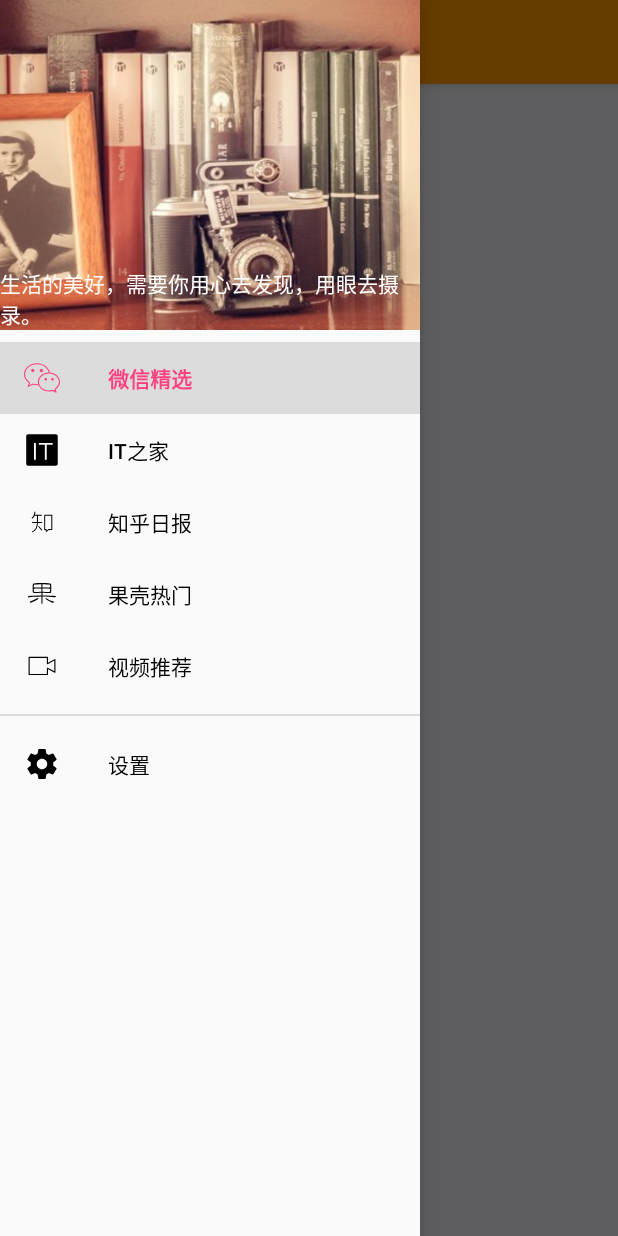
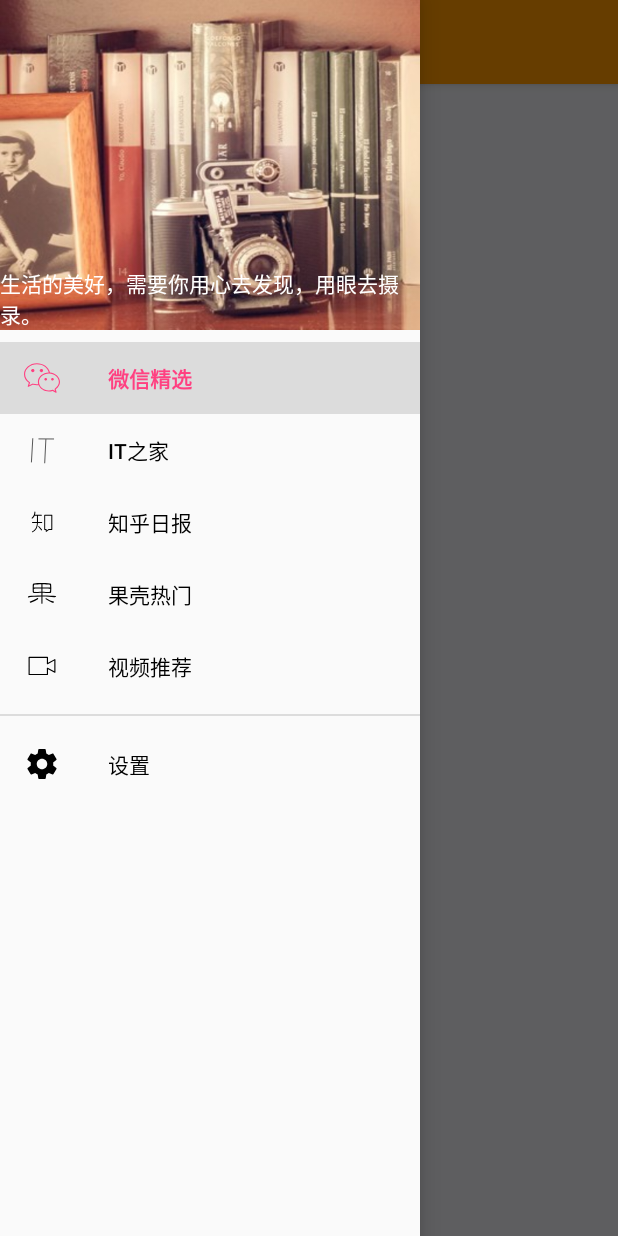
Before and after one commit to tzabcd/MicroReader, an Android app: the WeixinFragment screen opened directly, with no data from a screen before it, with the side drawer open, on a phone screen of 412 x 824 dp. Run offline under Robolectric (Android 15) with nearby library versions, the phone set to English and light mode, and no system bars; our stand-ins replace ButterKnife; libraries missing offline, so code that uses them is left out: com.apkfuns.logutils, com.aspsine.swipetoloadlayout, com.bugtags.library, com.jaeger.library, com.umeng.analytics and 3 more; pictures from the network do not load; 9 statements that could not run were skipped.

Commit message:
修复已读未读显示bug，修复果壳视频显示bug

```diff
--- a/app/src/main/AndroidManifest.xml
+++ b/app/src/main/AndroidManifest.xml
@@ -31,11 +31,12 @@
         <activity
             android:name=".ui.activity.WeixinNewsActivity"
             android:hardwareAccelerated="true"
+            android:screenOrientation="portrait"
             android:configChanges="orientation|keyboardHidden"
             android:theme="@style/OrangeTheme" />
         <activity
             android:name=".ui.activity.ZhihuStoryActivity"
-            android:configChanges="orientation|keyboardHidden"
+            android:screenOrientation="portrait"
             android:hardwareAccelerated="true"
             android:theme="@style/OrangeTheme" />
         <activity
@@ -52,11 +53,13 @@
         <activity
             android:name=".ui.activity.SettingsActivity"
             android:configChanges="orientation|keyboardHidden"
+            android:screenOrientation="portrait"
             android:theme="@style/OrangeTheme" />
         <activity
             android:name=".ui.activity.ItHomeActivity"
             android:configChanges="orientation|keyboardHidden"
             android:hardwareAccelerated="true"
+            android:screenOrientation="portrait"
             android:theme="@style/OrangeTheme" />
         <activity
             android:name=".ui.activity.VideoWebViewActivity"
--- a/app/src/main/java/name/caiyao/microreader/config/Config.java
+++ b/app/src/main/java/name/caiyao/microreader/config/Config.java
@@ -6,7 +6,7 @@ package name.caiyao.microreader.config;
 public class Config {
     public static final String TX_APP_KEY = "1ae28fc9dd5afadc696ad94cd59426d8";
 
-    public static final String DB_NAME = "DB";
+    public static final String DB__IS_READ_NAME = "IsRead";
     public static final String WEIXIN = "weixin";
     public static final String GUOKR = "guokr";
     public static final String ZHIHU = "zhihu";
--- a/app/src/main/java/name/caiyao/microreader/ui/fragment/GuokrFragment.java
+++ b/app/src/main/java/name/caiyao/microreader/ui/fragment/GuokrFragment.java
@@ -178,8 +178,10 @@ public class GuokrFragment extends BaseFragment implements OnRefreshListener, On
         @Override
         public void onBindViewHolder(final GuokrViewHolder holder, int position) {
             final GuokrHotItem guokrHotItem = guokrHotItems.get(holder.getAdapterPosition());
-            if ( DBUtils.getDB(getActivity()).isRead(Config.GUOKR, guokrHotItem.getId(), 1))
+            if (DBUtils.getDB(getActivity()).isRead(Config.GUOKR, guokrHotItem.getId(), 1))
                 holder.mTvTitle.setTextColor(Color.GRAY);
+            else
+                holder.mTvTitle.setTextColor(Color.BLACK);
             holder.mTvTitle.setText(guokrHotItem.getTitle());
             holder.mTvDescription.setText(guokrHotItem.getSummary());
             holder.mTvTime.setText(guokrHotItem.getTime());
--- a/app/src/main/java/name/caiyao/microreader/ui/fragment/ItHomeFragment.java
+++ b/app/src/main/java/name/caiyao/microreader/ui/fragment/ItHomeFragment.java
@@ -242,6 +242,8 @@ public class ItHomeFragment extends BaseFragment implements OnRefreshListener, O
             final ItHomeItem itHomeItem = itHomeItems.get(holder.getAdapterPosition());
            if ( DBUtils.getDB(getActivity()).isRead(Config.IT,itHomeItem.getNewsid(),1))
                holder.tvTitle.setTextColor(Color.GRAY);
+           else
+               holder.tvTitle.setTextColor(Color.BLACK);
             holder.tvTitle.setText(itHomeItem.getTitle());
             holder.tvTime.setText(itHomeItem.getPostdate());
             holder.tvDescription.setText(itHomeItem.getDescription());
--- a/app/src/main/java/name/caiyao/microreader/ui/fragment/VideoFragment.java
+++ b/app/src/main/java/name/caiyao/microreader/ui/fragment/VideoFragment.java
@@ -223,6 +223,8 @@ public class VideoFragment extends BaseFragment implements OnRefreshListener, On
                     "<[^>]*>", "");
             if (DBUtils.getDB(getActivity()).isRead(Config.VIDEO, weiboVideoBlog.getBlog().getPageInfo().getVideoUrl(), 1))
                 holder.tvTitle.setTextColor(Color.GRAY);
+            else
+                holder.tvTitle.setTextColor(Color.BLACK);
             Glide.with(getActivity()).load(weiboVideoBlog.getBlog().getPageInfo().getVideoPic()).into(holder.mIvVideo);
             holder.tvTitle.setText(title);
             holder.tvTime.setText(weiboVideoBlog.getBlog().getCreateTime());
--- a/app/src/main/java/name/caiyao/microreader/ui/fragment/ZhihuFragment.java
+++ b/app/src/main/java/name/caiyao/microreader/ui/fragment/ZhihuFragment.java
@@ -213,6 +213,8 @@ public class ZhihuFragment extends BaseFragment implements OnRefreshListener, On
             final ZhihuDailyItem zhihuDailyItem = zhihuStories.get(holder.getAdapterPosition());
             if (DBUtils.getDB(getActivity()).isRead(Config.ZHIHU, zhihuDailyItem.getId(), 1))
                 holder.tvZhihuDaily.setTextColor(Color.GRAY);
+            else
+                holder.tvZhihuDaily.setTextColor(Color.BLACK);
             holder.tvZhihuDaily.setText(zhihuDailyItem.getTitle());
             holder.cvZhihu.setOnClickListener(new View.OnClickListener() {
                 @Override
--- a/app/src/main/java/name/caiyao/microreader/utils/DBUtils.java
+++ b/app/src/main/java/name/caiyao/microreader/utils/DBUtils.java
@@ -5,6 +5,8 @@ import android.content.Context;
 import android.database.Cursor;
 import android.database.sqlite.SQLiteDatabase;
 import android.database.sqlite.SQLiteOpenHelper;
+
+import com.apkfuns.logutils.LogUtils;
 
 import name.caiyao.microreader.config.Config;
 
@@ -16,7 +18,7 @@ public class DBUtils {
     private SQLiteDatabase mSQLiteDatabase;
 
     private DBUtils(Context context) {
-        mSQLiteDatabase = new DBHelper(context, Config.DB_NAME + ".db").getWritableDatabase();
+        mSQLiteDatabase = new DBHelper(context, Config.DB__IS_READ_NAME + ".db").getWritableDatabase();
     }
 
     public static synchronized DBUtils getDB(Context context) {
@@ -39,7 +41,7 @@ public class DBUtils {
         mSQLiteDatabase.insertWithOnConflict(table, null, contentValues, SQLiteDatabase.CONFLICT_REPLACE);
     }
 
-    public boolean isRead(String table, String key, int value) {
+    public boolean isRead(String table, String key,int value) {
         boolean isRead = false;
         Cursor cursor = mSQLiteDatabase.query(table, null, "key=?", new String[]{key}, null, null, null);
         if (cursor.moveToNext() && (cursor.getInt(cursor.getColumnIndex("is_read")) == value)) {
--- /dev/null
+++ b/app/src/main/res/drawable/it.xml
@@ -0,0 +1,12 @@
+<vector android:height="24dp" android:viewportHeight="480.0"
+    android:viewportWidth="640.0" android:width="24dp" xmlns:android="http://schemas.android.com/apk/res/android">
+    <path android:fillColor="#00000000"
+        android:pathData="M156.5,83.4L131.9,405.4"
+        android:strokeColor="#000000" android:strokeWidth="10"/>
+    <path android:fillColor="#00000000"
+        android:pathData="M257,92L534,93" android:strokeColor="#000000"
+        android:strokeLineCap="butt" android:strokeLineJoin="miter" android:strokeWidth="10"/>
+    <path android:fillColor="#00000000"
+        android:pathData="M389,96L368,417" android:strokeColor="#000000"
+        android:strokeLineCap="butt" android:strokeLineJoin="miter" android:strokeWidth="10"/>
+</vector>
--- a/app/src/main/res/menu/activity_main_drawer.xml
+++ b/app/src/main/res/menu/activity_main_drawer.xml
@@ -11,7 +11,7 @@
             android:title="@string/fragment_wexin_title" />
         <item
             android:id="@+id/nav_it"
-            android:icon="@drawable/icon_it"
+            android:icon="@drawable/it"
             android:title="@string/fragment_it_title" />
         <item
             android:id="@+id/nav_zhihu"
```
Also changed, not shown: app/src/main/java/name/caiyao/microreader/ui/activity/ZhihuStoryActivity.java (+32 -2 lines), app/src/main/java/name/caiyao/microreader/ui/fragment/WeixinFragment.java (+10 -8 lines).
